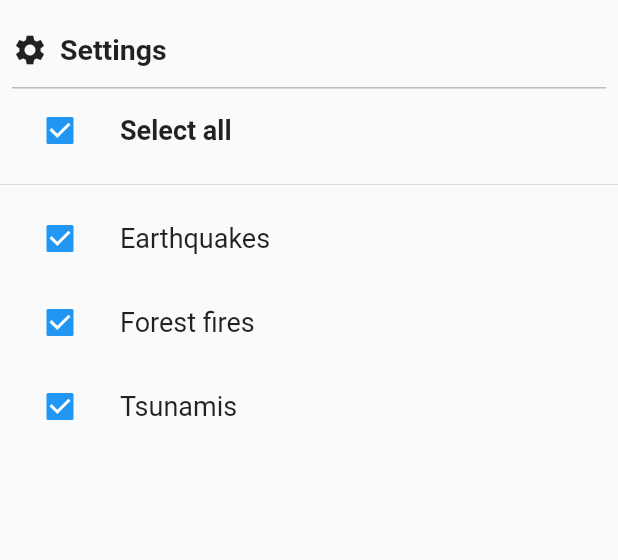
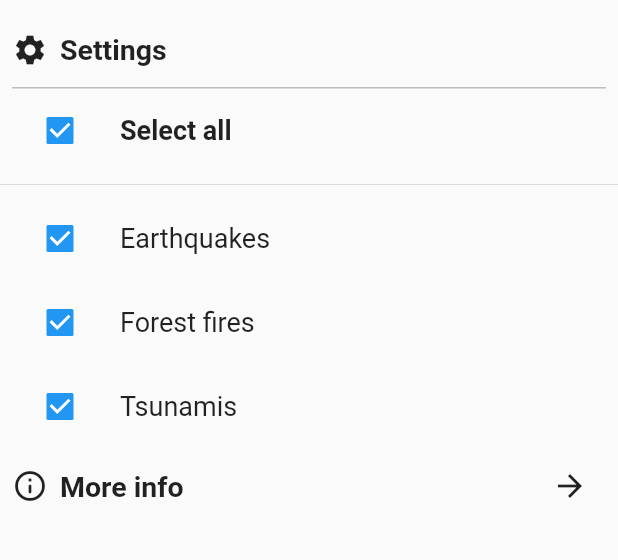
Before and after one commit to Nikolai-dev/technicus_app, a Flutter app: the Map screen opened directly, after a tap on "Menu", on a phone screen of 412 x 824 dp, the part 216-776 px from its top. Run offline on Flutter 3.47's test engine with Material 2 defaults, Android fonts, the phone set to English and light mode, and no system bars; our stand-ins replace flutter_spinkit, google_maps_flutter.

Commit message:
remove buggy functionality

```diff
--- a/lib/map.dart
+++ b/lib/map.dart
@@ -22,16 +22,7 @@ class Map extends StatefulWidget {
 class _MapState extends State<Map> {
   GoogleMapController mapController;
   LatLng startPos = LatLng(1, 1);
-  var pushMarker= Marker(
-      markerId: MarkerId("push"),
-      draggable: false,
-      visible: false,
-      infoWindow: InfoWindow(
-        title: "ANTARCTICA",
-        snippet: "big iceberg splitted"
-      ),
-    position: LatLng(0,0),
-  );
+
 
   void _onMapCreated(GoogleMapController controller) {
     mapController = controller;
@@ -42,7 +33,7 @@ class _MapState extends State<Map> {
     return new Scaffold(
       body: GoogleMap(
         onMapCreated: _onMapCreated,
-        initialCameraPosition: CameraPosition(target: startPos, zoom: 10),
+        initialCameraPosition: CameraPosition(target: startPos, zoom: 3),
         mapType: widget.myMapType,
         circles: widget.earthquakes_wildfires,
       ),
@@ -71,40 +62,17 @@ class _MapState extends State<Map> {
           ),
         ],
       )
-
     );
   }
 
   void _setVisibilityInMenu(BuildContext context) async {
-    var result= await Navigator.push(
-      context,
-      MaterialPageRoute(builder: (context) => ScaffoldN()),
-    );
-    bool visibilityEQ= result[0];
-    bool visibilityWF= result[1];
-
-    setState(() {
-      Set<Circle> new_eq_wf= {};
-      for(var element in widget.earthquakes_wildfires){
-        bool visible;
-        if(element.circleId.value[0] == 'e'){
-          visible= visibilityEQ;
-        }else if(element.circleId.value[0] == 'w'){
-          visible= visibilityWF;
-        }
-        new_eq_wf.add(
-          new Circle(
-            circleId: element.circleId,
-            center: element.center,
-            fillColor: element.fillColor,
-            strokeWidth: element.strokeWidth,
-            visible: visible,
-          )
-        );
-        }
-        widget.earthquakes_wildfires= new_eq_wf;
-    });
-
+    Navigator.push(context, MaterialPageRoute(
+        builder: (context)=>
+            ScaffoldN(
+              mapType: widget.myMapType,
+              mapData: widget.earthquakes_wildfires,
+              pushData: widget.PUSHdata,
+            )));
   }
 }
 
@@ -150,33 +118,67 @@ class CustomListTile extends StatelessWidget {
 }
 
 class ScaffoldN extends StatefulWidget {
+  var mapData;
+  var mapType;
+  var pushData;
+
+  ScaffoldN({this.mapData, this.mapType, this.pushData});
+
   @override
   _ScaffoldNState createState() => _ScaffoldNState();
 }
 
 class _ScaffoldNState extends State<ScaffoldN> {
-
-  final allChecked = CheckBoxModal(title: 'Select all', value: true);
-  final checkBoxLIst = [
+  var allChecked = CheckBoxModal(title: 'Select all', value: true);
+  var checkBoxLIst = [
     CheckBoxModal(title: "Earthquakes", value: true),
     CheckBoxModal(title: "Forest fires", value: true),
     CheckBoxModal(title: "Tsunamis", value: true),
   ];
+
   @override
   Widget build(BuildContext context) {
     return new Scaffold(
       appBar: AppBar(
         backgroundColor: Colors.blue[900],
         title: Text("Menu",style: TextStyle(fontWeight: FontWeight.bold, fontSize: 22)),
-        leading: GestureDetector(
+        /*leading: GestureDetector(
           onTap: (){
-            Navigator.pop(context, [this.checkBoxLIst[0].value, this.checkBoxLIst[1].value, this.checkBoxLIst[2].value]);
+            Set<Circle> new_eq_wf= {};
+            bool visibilityEQ= checkBoxLIst[0].value;
+            bool visibilityWF= checkBoxLIst[1].value;
+
+            for(var element in widget.mapData){
+              bool visible;
+              if(element.circleId.value[0] == 'e'){
+                visible= visibilityEQ;
+              }else if(element.circleId.value[0] == 'w'){
+                visible= visibilityWF;
+              }
+              new_eq_wf.add(
+                  new Circle(
+                    circleId: element.circleId,
+                    center: element.center,
+                    fillColor: element.fillColor,
+                    strokeWidth: element.strokeWidth,
+                    visible: visible,
+                  )
+              );
+            }
+            Navigator.push(context, MaterialPageRoute(
+                builder: (context) =>
+                   Map(
+                      myMapType: widget.mapType,
+                      earthquakes_wildfires: new_eq_wf,
+                      PUSHdata: widget.pushData
+                  )
+                ));
           },
           child: Icon(
             Icons.arrow_back,
           ),
-        ),
-        automaticallyImplyLeading: false,
+        ),*/
+        automaticallyImplyLeading: true,
       ),
       body: Container(
           child: ListView(
@@ -217,9 +219,49 @@ class _ScaffoldNState extends State<ScaffoldN> {
                     )),
                   )
               ).toList(),
-              /*Material(
-                child: CustomListTile(Icons.settings, "Settings", () => {}),  //PLatz zum Hinzufügen von weiteren Buttons
-              )*/
+              Material(
+                child: Padding(
+                  padding: const EdgeInsets.fromLTRB(8.0, 0, 8.0, 0),
+                  child: Container(
+                    height: 50,
+                    child: Row(
+                      mainAxisAlignment: MainAxisAlignment.spaceBetween,
+                      children: <Widget>[
+                        Row(
+                          children: <Widget>[
+                            Icon(Icons.info_outline_rounded),
+                            Padding(
+                                padding: const EdgeInsets.all(8.0),
+                                child: Text(
+                                  "More info",
+                                  style: TextStyle(
+                                      fontSize: 19.0, fontWeight: FontWeight.bold
+                                  ),
+                                )),
+                          ],
+                        ),
+                        IconButton(
+                          icon: Icon(Icons.arrow_forward),
+                          onPressed: (){
+                            showAboutDialog(
+                                context: context,
+                                applicationIcon: FlutterLogo(),
+                                applicationName: "Earthtastic",
+                                applicationLegalese: "Created for the Technicus Award 2021",
+                                children: <Widget>[
+                                  Text("Developed by Johannes Petautschnig, Nikolai Mühlbacher and Michael Roscher")
+                                ]
+                            );
+                          },
+                        ),
+                      ],
+                    ),
+                  ),
+                ),
+              ),
+              //Material(
+              //  child: CustomListTile(Icons.settings, "Settings", () => {}),  //Platz zum Hinzufügen neuer Sachen!
+              //)
             ],
           ),
       ),
@@ -268,7 +310,6 @@ class News extends StatefulWidget{
 }
 
 class _NewsState extends State<News> {
-
   @override
   Widget build(BuildContext context) {
     return Scaffold(
```
